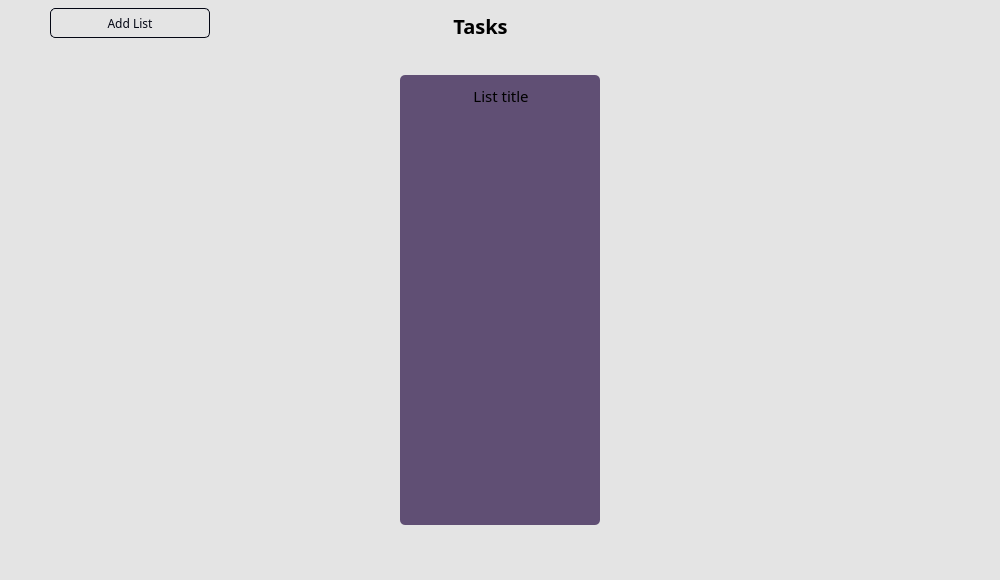
Above: src/board.ui from Matin-Ardestani/ToDo-List before the change. Below: the same form after it.
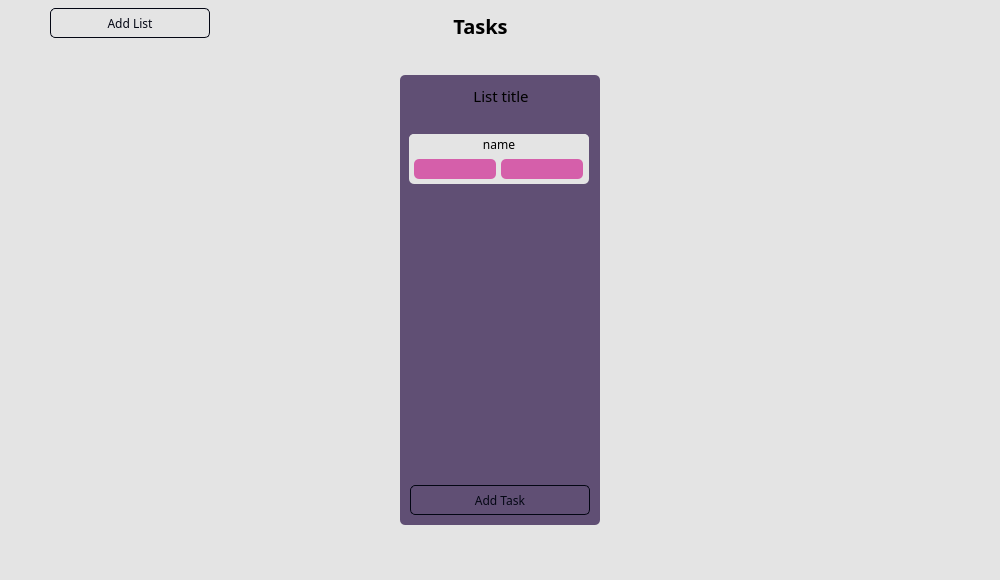
That is the form after the change. Icons and pictures are not drawn.

Commit message: tasks ui file is complete

What changed in the file:
```diff
--- a/src/board.ui
+++ b/src/board.ui
@@ -266,6 +266,180 @@
            <set>Qt::AlignCenter</set>
           </property>
          </widget>
+         <widget class="QScrollArea" name="scrollArea_2">
+          <property name="geometry">
+           <rect>
+            <x>0</x>
+            <y>50</y>
+            <width>200</width>
+            <height>68</height>
+           </rect>
+          </property>
+          <property name="styleSheet">
+           <string notr="true">background-color: rgba(63, 41, 87, 0);</string>
+          </property>
+          <property name="widgetResizable">
+           <bool>true</bool>
+          </property>
+          <widget class="QWidget" name="scrollAreaWidgetContents_2">
+           <property name="geometry">
+            <rect>
+             <x>0</x>
+             <y>0</y>
+             <width>200</width>
+             <height>68</height>
+            </rect>
+           </property>
+           <layout class="QVBoxLayout" name="verticalLayout">
+            <item>
+             <widget class="QFrame" name="task">
+              <property name="sizePolicy">
+               <sizepolicy hsizetype="Fixed" vsizetype="Fixed">
+                <horstretch>0</horstretch>
+                <verstretch>0</verstretch>
+               </sizepolicy>
+              </property>
+              <property name="minimumSize">
+               <size>
+                <width>180</width>
+                <height>50</height>
+               </size>
+              </property>
+              <property name="styleSheet">
+               <string notr="true">background-color: #E4E4E4;</string>
+              </property>
+              <property name="frameShape">
+               <enum>QFrame::StyledPanel</enum>
+              </property>
+              <property name="frameShadow">
+               <enum>QFrame::Raised</enum>
+              </property>
+              <widget class="QLabel" name="task_name">
+               <property name="geometry">
+                <rect>
+                 <x>0</x>
+                 <y>0</y>
+                 <width>180</width>
+                 <height>20</height>
+                </rect>
+               </property>
+               <property name="font">
+                <font>
+                 <family>Sans Serif</family>
+                 <pointsize>9</pointsize>
+                </font>
+               </property>
+               <property name="text">
+                <string>name</string>
+               </property>
+               <property name="alignment">
+                <set>Qt::AlignCenter</set>
+               </property>
+              </widget>
+              <widget class="QPushButton" name="delete_task">
+               <property name="geometry">
+                <rect>
+                 <x>5</x>
+                 <y>25</y>
+                 <width>82</width>
+                 <height>20</height>
+                </rect>
+               </property>
+               <property name="font">
+                <font>
+                 <family>Sans Serif</family>
+                 <pointsize>9</pointsize>
+                </font>
+               </property>
+               <property name="cursor">
+                <cursorShape>PointingHandCursor</cursorShape>
+               </property>
+               <property name="styleSheet">
+                <string notr="true">background-color: #D55FAA; color: #030613;</string>
+               </property>
+               <property name="text">
+                <string/>
+               </property>
+               <property name="icon">
+                <iconset>
+                 <normaloff>../img/delete.png</normaloff>../img/delete.png</iconset>
+               </property>
+               <property name="iconSize">
+                <size>
+                 <width>15</width>
+                 <height>15</height>
+                </size>
+               </property>
+              </widget>
+              <widget class="QPushButton" name="Task_check">
+               <property name="geometry">
+                <rect>
+                 <x>92</x>
+                 <y>25</y>
+                 <width>82</width>
+                 <height>20</height>
+                </rect>
+               </property>
+               <property name="font">
+                <font>
+                 <family>Sans Serif</family>
+                 <pointsize>9</pointsize>
+                </font>
+               </property>
+               <property name="cursor">
+                <cursorShape>PointingHandCursor</cursorShape>
+               </property>
+               <property name="styleSheet">
+                <string notr="true">background-color: #D55FAA; color: #030613;</string>
+               </property>
+               <property name="text">
+                <string/>
+               </property>
+               <property name="icon">
+                <iconset>
+                 <normaloff>../img/check.png</normaloff>../img/check.png</iconset>
+               </property>
+               <property name="iconSize">
+                <size>
+                 <width>15</width>
+                 <height>15</height>
+                </size>
+               </property>
+              </widget>
+             </widget>
+            </item>
+           </layout>
+          </widget>
+         </widget>
+         <widget class="QPushButton" name="pushButton_2">
+          <property name="geometry">
+           <rect>
+            <x>10</x>
+            <y>410</y>
+            <width>180</width>
+            <height>30</height>
+           </rect>
+          </property>
+          <property name="font">
+           <font>
+            <family>Sans Serif</family>
+            <pointsize>9</pointsize>
+           </font>
+          </property>
+          <property name="cursor">
+           <cursorShape>PointingHandCursor</cursorShape>
+          </property>
+          <property name="styleSheet">
+           <string notr="true">border: 1px solid #030613; color: #030613; background-color: rgba(100,100,100,0);</string>
+          </property>
+          <property name="text">
+           <string>Add Task</string>
+          </property>
+          <property name="icon">
+           <iconset>
+            <normaloff>../img/plus.png</normaloff>../img/plus.png</iconset>
+          </property>
+         </widget>
         </widget>
        </item>
       </layout>
```
The commit also changes 1 other file.
